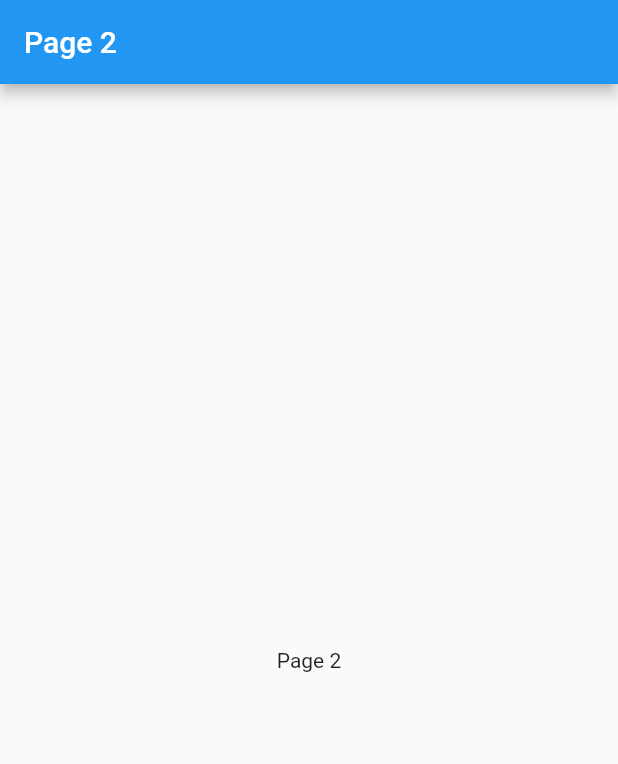
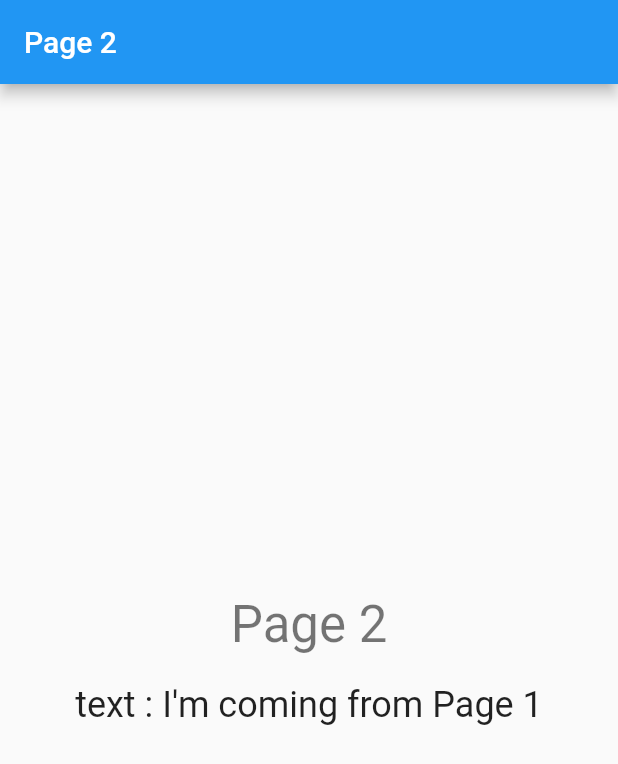
Before and after one commit to hasanyatar/GoRouter, a Flutter app: the screen it shows after launch, after a tap on "Go to Page 2", on a phone screen of 412 x 824 dp. Shown: the top 764 px of the screen. Run offline on Flutter 3.47's test engine with Material 2 defaults, Android fonts, the phone set to English and light mode, and no system bars; our stand-ins replace go_router.

Commit message:
Update path variables as parameter

```diff
--- a/app/lib/routing/routing.dart
+++ b/app/lib/routing/routing.dart
@@ -12,9 +12,9 @@ final router = GoRouter(
     ),
     GoRoute(
       name: 'page2',
-      path: '/page2',
+      path: '/page2/:text',
       builder: (BuildContext context, GoRouterState state) {
-        return const Page2();
+        return Page2(text: state.params['text']!);
       },
     ),
   ],
--- a/app/lib/views/page_1.dart
+++ b/app/lib/views/page_1.dart
@@ -18,7 +18,8 @@ class Page1 extends StatelessWidget {
             const SizedBox(height: 20),
             ElevatedButton(
               onPressed: () {
-                context.go('/page2');
+                const text = "I'm coming from Page 1";
+                context.go('/page2/$text');
               },
               child: const Text('Go to Page 2'),
             ),
--- a/app/lib/views/page_2.dart
+++ b/app/lib/views/page_2.dart
@@ -1,16 +1,24 @@
 import 'package:flutter/material.dart';
 
 class Page2 extends StatelessWidget {
-  const Page2({Key? key}) : super(key: key);
-
+  const Page2({Key? key, required this.text}) : super(key: key);
+  final String text;
   @override
   Widget build(BuildContext context) {
     return Scaffold(
       appBar: AppBar(
         title: const Text('Page 2'),
       ),
-      body: const Center(
-        child: Text('Page 2'),
+      body: Center(
+        child: Column(
+          mainAxisAlignment: MainAxisAlignment.center,
+          children: [
+            Text('Page 2', style: Theme.of(context).textTheme.headline4),
+            // ignore: prefer_const_constructors
+            SizedBox(height: 20),
+            Text('text : $text', style: Theme.of(context).textTheme.headline5),
+          ],
+        ),
       ),
     );
   }
```
